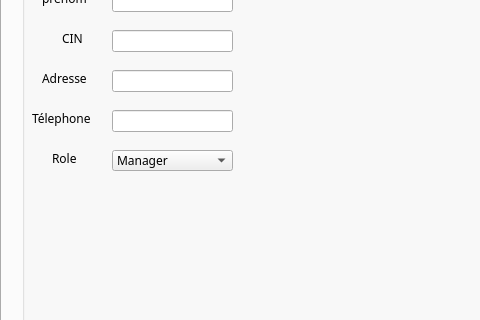
Above: mainwindow.ui from MedAzizBouzid/Smart_Beauty_Center_2A24 before the change; both pictures show x 0 to 480 and y 169 to 489 of the 1051 by 671 pixel window. Below: the same form after it.
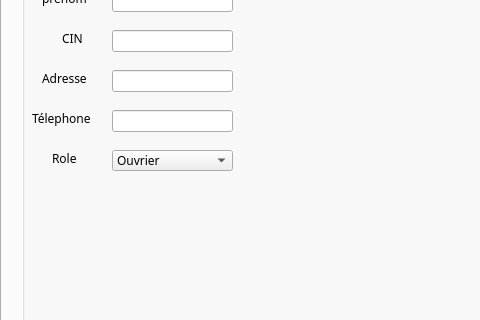
That is the form after the change.

The edit to the form file:
```diff
--- a/mainwindow.ui
+++ b/mainwindow.ui
@@ -131,16 +131,6 @@
        <property name="cursor">
         <cursorShape>PointingHandCursor</cursorShape>
        </property>
-       <item>
-        <property name="text">
-         <string>Manager</string>
-        </property>
-       </item>
-       <item>
-        <property name="text">
-         <string>Trésorier</string>
-        </property>
-       </item>
        <item>
         <property name="text">
          <string>Ouvrier</string>
```
Left out of the diff: 7 changed lines with no effect on the pictures.
